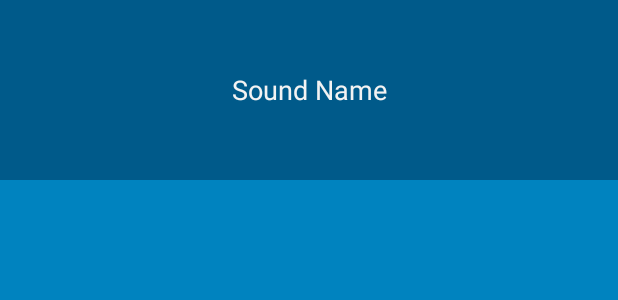
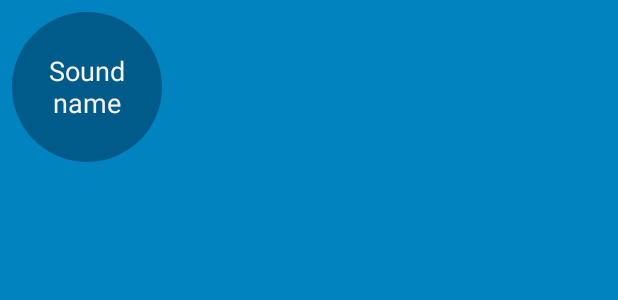
Before and after one commit to jcorpac/BeatBox, an Android app: the layout list_item_sound.xml on its own in the app's theme, with its tools: preview values and no code run, on a phone screen of 412 x 824 dp. Shown: the top 300 px of the screen. Run offline under Robolectric (Android 15) with nearby library versions, the phone set to English and light mode, and no system bars.

Commit message:
Chapter 21 Complete - Used Drawable resources for the beatbox buttons

```diff
--- /dev/null
+++ b/app/src/main/res/drawable/button_beat_box.xml
@@ -0,0 +1,5 @@
+<selector xmlns:android="http://schemas.android.com/apk/res/android">
+    <item android:drawable="@drawable/button_beat_box_pressed"
+          android:state_pressed="true"/>
+    <item android:drawable="@drawable/button_beat_box_normal"/>
+</selector>
--- /dev/null
+++ b/app/src/main/res/drawable/button_beat_box_normal.xml
@@ -0,0 +1,5 @@
+<shape xmlns:android="http://schemas.android.com/apk/res/android"
+       android:shape="oval">
+
+    <solid android:color="@color/dark_blue"/>
+</shape>
--- /dev/null
+++ b/app/src/main/res/drawable/button_beat_box_pressed.xml
@@ -0,0 +1,14 @@
+<layer-list xmlns:android="http://schemas.android.com/apk/res/android">
+    <item>
+        <shape android:shape="oval">
+            <solid android:color="@color/red"/>
+        </shape>
+    </item>
+    <item>
+        <shape android:shape="oval">
+            <stroke
+                android:width="4dp"
+                android:color="@color/dark_red"/>
+        </shape>
+    </item>
+</layer-list>
--- a/app/src/main/res/layout/list_item_sound.xml
+++ b/app/src/main/res/layout/list_item_sound.xml
@@ -1,7 +1,15 @@
 <?xml version="1.0" encoding="utf-8"?>
-<Button xmlns:android="http://schemas.android.com/apk/res/android"
-        xmlns:tools="http://schemas.android.com/tools"
-        android:layout_width="match_parent"
-        android:layout_height="120dp"
-        tools:text="Sound Name"
-        android:id="@+id/list_item_sound_button"/>
+<FrameLayout xmlns:android="http://schemas.android.com/apk/res/android"
+             xmlns:tools="http://schemas.android.com/tools"
+             android:layout_width="wrap_content"
+             android:layout_height="wrap_content"
+             android:layout_margin="8dp">
+
+    <Button
+        android:id="@+id/list_item_sound_button"
+        android:layout_width="100dp"
+        android:layout_height="100dp"
+        android:layout_gravity="center"
+        tools:text="Sound name"/>
+
+</FrameLayout>
--- a/app/src/main/res/values/styles.xml
+++ b/app/src/main/res/values/styles.xml
@@ -10,6 +10,6 @@
     </style>
 
     <style name="BeatBoxButton" parent="android:style/Widget.Holo.Button">
-        <item name="android:background">@color/dark_blue</item>
+        <item name="android:background">@drawable/button_beat_box</item>
     </style>
 </resources>
```
